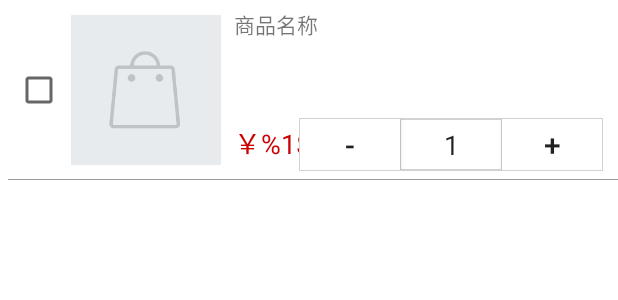
After one commit to marekchen/shop, an Android app: the layout item_cartitem_list.xml on its own in the app's theme, with its tools: preview values and no code run, on a phone screen of 412 x 824 dp. The commit adds this screen. Shown: the top 300 px of the screen. Run offline under Robolectric (Android 15) with nearby library versions, the phone set to English and light mode, and no system bars.

Commit message:
update 20170214

```diff
--- a/app/src/main/java/com/droi/shop/activity/MainActivity.java
+++ b/app/src/main/java/com/droi/shop/activity/MainActivity.java
@@ -18,6 +18,7 @@ import com.droi.sdk.selfupdate.DroiUpdateResponse;
 import com.droi.shop.fragment.ItemListFragment;
 import com.droi.shop.fragment.MainFragment;
 import com.droi.shop.fragment.MineFragment;
+import com.droi.shop.fragment.ShoppingCartFragment;
 
 public class MainActivity extends FragmentActivity {
     public static final String MAIN_TAB_INDEX = "index";
@@ -74,8 +75,8 @@ public class MainActivity extends FragmentActivity {
                 MainFragment.class, null);
         mTabHost.addTab(mTabHost.newTabSpec("itemsTab").setIndicator(getTabView(R.drawable.btn_home, R.string.activity_main_tab_home)),
                 ItemListFragment.class, null);
-        /*mTabHost.addTab(mTabHost.newTabSpec("gamesTab").setIndicator(getTabView(R.drawable.btn_shop, R.string.activity_main_tab_game)),
-                GameFragment.class, null);*/
+        mTabHost.addTab(mTabHost.newTabSpec("cartTab").setIndicator(getTabView(R.drawable.btn_home, R.string.activity_main_tab_home)),
+                ShoppingCartFragment.class, null);
         mTabHost.addTab(mTabHost.newTabSpec("mineTab").setIndicator(getTabView(R.drawable.btn_mine, R.string.activity_main_tab_mine)),
                 MineFragment.class, null);
         selectTab(getIntent().getIntExtra(MAIN_TAB_INDEX, 0));
--- a/app/src/main/java/com/droi/shop/adapter/ItemAdapter.java
+++ b/app/src/main/java/com/droi/shop/adapter/ItemAdapter.java
@@ -16,6 +16,7 @@ import com.droi.shop.model.Item;
 
 import java.util.ArrayList;
 import java.util.List;
+import java.util.concurrent.ConcurrentSkipListSet;
 
 import butterknife.BindView;
 import butterknife.ButterKnife;
--- /dev/null
+++ b/app/src/main/java/com/droi/shop/view/AmountView.java
@@ -0,0 +1,121 @@
+package com.droi.shop.view;
+
+import android.content.Context;
+import android.content.res.TypedArray;
+import android.text.Editable;
+import android.text.TextWatcher;
+import android.util.AttributeSet;
+import android.util.Log;
+import android.util.TypedValue;
+import android.view.LayoutInflater;
+import android.view.View;
+import android.widget.Button;
+import android.widget.EditText;
+import android.widget.LinearLayout;
+
+import com.droi.shop.R;
+
+/**
+ * Created by marek on 2017/2/14.
+ */
+
+public class AmountView extends LinearLayout implements View.OnClickListener, TextWatcher {
+
+    private static final String TAG = "AmountView";
+    private int amount = 1; //购买数量
+    private int lastAmount = 1;
+
+    private OnAmountChangeListener mListener;
+
+    private EditText etAmount;
+    private Button btnDecrease;
+    private Button btnIncrease;
+
+    public AmountView(Context context) {
+        this(context, null);
+    }
+
+    public AmountView(Context context, AttributeSet attrs) {
+        super(context, attrs);
+
+        LayoutInflater.from(context).inflate(R.layout.view_amount, this);
+        etAmount = (EditText) findViewById(R.id.etAmount);
+        btnDecrease = (Button) findViewById(R.id.btnDecrease);
+        btnIncrease = (Button) findViewById(R.id.btnIncrease);
+        btnDecrease.setOnClickListener(this);
+        btnIncrease.setOnClickListener(this);
+        etAmount.addTextChangedListener(this);
+
+        TypedArray obtainStyledAttributes = getContext().obtainStyledAttributes(attrs, R.styleable.AmountView);
+        int btnWidth = obtainStyledAttributes.getDimensionPixelSize(R.styleable.AmountView_btnWidth, 100);
+        int tvWidth = obtainStyledAttributes.getDimensionPixelSize(R.styleable.AmountView_tvWidth, 100);
+        int tvTextSize = obtainStyledAttributes.getDimensionPixelSize(R.styleable.AmountView_tvTextSize, 0);
+        int btnTextSize = obtainStyledAttributes.getDimensionPixelSize(R.styleable.AmountView_btnTextSize, 0);
+        obtainStyledAttributes.recycle();
+
+        LayoutParams btnParams = new LayoutParams(btnWidth, LayoutParams.MATCH_PARENT);
+        btnDecrease.setLayoutParams(btnParams);
+        btnIncrease.setLayoutParams(btnParams);
+        if (btnTextSize != 0) {
+            btnDecrease.setTextSize(TypedValue.COMPLEX_UNIT_PX, btnTextSize);
+            btnIncrease.setTextSize(TypedValue.COMPLEX_UNIT_PX, btnTextSize);
+        }
+
+        LayoutParams textParams = new LayoutParams(tvWidth, LayoutParams.MATCH_PARENT);
+        etAmount.setLayoutParams(textParams);
+        if (tvTextSize != 0) {
+            etAmount.setTextSize(tvTextSize);
+        }
+    }
+
+    public int getLastAmount() {
+        return lastAmount;
+    }
+
+    public void setOnAmountChangeListener(OnAmountChangeListener onAmountChangeListener) {
+        this.mListener = onAmountChangeListener;
+    }
+
+    @Override
+    public void onClick(View v) {
+        int i = v.getId();
+        if (i == R.id.btnDecrease) {
+            if (amount > 0) {
+                etAmount.setText((amount - 1) + "");
+            }
+        } else if (i == R.id.btnIncrease) {
+            etAmount.setText((amount + 1) + "");
+        }
+
+        etAmount.clearFocus();
+    }
+
+    @Override
+    public void beforeTextChanged(CharSequence s, int start, int count, int after) {
+
+    }
+
+    @Override
+    public void onTextChanged(CharSequence s, int start, int before, int count) {
+
+    }
+
+    @Override
+    public void afterTextChanged(Editable s) {
+        lastAmount = amount;
+        if (s.toString().isEmpty())
+            return;
+        amount = Integer.valueOf(s.toString());
+        if (mListener != null) {
+            mListener.onAmountChange(this, amount);
+        }
+    }
+
+    public interface OnAmountChangeListener {
+        void onAmountChange(View view, int amount);
+    }
+
+    public void setNum(int amount) {
+        etAmount.setText(amount + "");
+    }
+}
--- /dev/null
+++ b/app/src/main/res/drawable/bg_amount_layout.xml
@@ -0,0 +1,12 @@
+<?xml version="1.0" encoding="utf-8"?>
+<shape xmlns:android="http://schemas.android.com/apk/res/android">
+    <solid android:color="#FFFFFF" />
+    <stroke
+        android:width="1dp"
+        android:color="@color/divider" />
+    <padding
+        android:bottom="1dp"
+        android:left="1dp"
+        android:right="1dp"
+        android:top="1dp" />
+</shape>
--- /dev/null
+++ b/app/src/main/res/drawable/btn_amount.xml
@@ -0,0 +1,7 @@
+<?xml version="1.0" encoding="utf-8"?>
+<selector
+    xmlns:android="http://schemas.android.com/apk/res/android">
+    <item android:state_pressed="true" android:drawable="@color/divider" />
+    <item android:state_enabled="false" android:drawable="@color/divider" />
+    <item android:drawable="@android:color/white" />
+</selector>
--- /dev/null
+++ b/app/src/main/res/drawable/divider.xml
@@ -0,0 +1,8 @@
+<?xml version="1.0" encoding="utf-8"?>
+<shape
+    xmlns:android="http://schemas.android.com/apk/res/android"
+    android:shape="rectangle">
+    <size
+        android:width="0.5dp"/>
+    <solid android:color="@color/divider"/>
+</shape>
--- /dev/null
+++ b/app/src/main/res/layout/item_cartitem_list.xml
@@ -0,0 +1,76 @@
+<?xml version="1.0" encoding="utf-8"?>
+<RelativeLayout xmlns:android="http://schemas.android.com/apk/res/android"
+    xmlns:app="http://schemas.android.com/apk/res-auto"
+    android:layout_width="match_parent"
+    android:layout_height="120dp"
+    android:background="@drawable/touch_bg">
+
+    <CheckBox
+        android:id="@+id/checkbox"
+        android:layout_width="wrap_content"
+        android:layout_height="wrap_content"
+        android:layout_alignParentLeft="true"
+        android:layout_centerVertical="true"
+        android:layout_marginLeft="10dp" />
+
+    <ImageView
+        android:id="@+id/item_image"
+        android:layout_width="@dimen/app_icon_size"
+        android:layout_height="@dimen/app_icon_size"
+        android:layout_centerVertical="true"
+        android:layout_marginLeft="5dp"
+        android:layout_marginTop="10dp"
+        android:layout_toRightOf="@id/checkbox"
+        android:src="@mipmap/def_item" />
+
+    <TextView
+        android:id="@+id/name_text"
+        android:layout_width="match_parent"
+        android:layout_height="wrap_content"
+        android:layout_marginLeft="5dp"
+        android:layout_marginRight="10dp"
+        android:layout_marginTop="5dp"
+        android:layout_toRightOf="@id/item_image"
+        android:ellipsize="end"
+        android:maxLines="2"
+        android:paddingLeft="3.0dip"
+        android:paddingRight="3.0dip"
+        android:text="商品名称"
+        android:textSize="14sp" />
+
+    <View
+        android:id="@+id/divider"
+        android:layout_width="match_parent"
+        android:layout_height="1px"
+        android:layout_alignParentBottom="true"
+        android:layout_marginLeft="5dp"
+        android:background="@color/text_gray"
+        android:paddingLeft="3.0dip"
+        android:paddingRight="3.0dip" />
+
+    <TextView
+        android:id="@+id/price_text"
+        android:layout_width="wrap_content"
+        android:layout_height="wrap_content"
+        android:layout_above="@id/divider"
+        android:layout_marginBottom="5dp"
+        android:layout_marginLeft="5dp"
+        android:layout_toRightOf="@id/item_image"
+        android:paddingBottom="5dp"
+        android:paddingLeft="3.0dip"
+        android:paddingRight="3.0dip"
+        android:text="@string/item_price"
+        android:textColor="@android:color/holo_red_dark"
+        android:textSize="18sp" />
+
+    <com.droi.shop.view.AmountView
+        android:id="@+id/amount"
+        android:layout_width="wrap_content"
+        android:layout_height="35dp"
+        android:layout_above="@id/divider"
+        android:layout_alignParentRight="true"
+        android:layout_marginBottom="5dp"
+        android:layout_marginRight="10dp"
+        app:btnTextSize="20sp" />
+
+</RelativeLayout>
--- /dev/null
+++ b/app/src/main/res/layout/view_amount.xml
@@ -0,0 +1,40 @@
+<?xml version="1.0" encoding="utf-8"?>
+<LinearLayout xmlns:android="http://schemas.android.com/apk/res/android"
+    android:layout_width="wrap_content"
+    android:layout_height="wrap_content"
+    android:focusable="true"
+    android:divider="@drawable/divider"
+    android:background="@drawable/bg_amount_layout"
+    android:showDividers="middle"
+    android:focusableInTouchMode="true"
+    android:orientation="horizontal">
+
+    <Button
+        android:id="@+id/btnDecrease"
+        android:layout_width="0dp"
+        android:layout_height="match_parent"
+        android:layout_weight="1"
+        android:gravity="center"
+        android:background="@drawable/btn_amount"
+        android:text="-"/>
+
+    <EditText
+        android:id="@+id/etAmount"
+        android:layout_width="0dp"
+        android:layout_height="match_parent"
+        android:minWidth="60dp"
+        android:layout_weight="2"
+        android:background="@null"
+        android:inputType="number"
+        android:gravity="center"
+        android:text="1"/>
+
+    <Button
+        android:id="@+id/btnIncrease"
+        android:layout_width="0dp"
+        android:layout_height="match_parent"
+        android:layout_weight="1"
+        android:gravity="center"
+        android:background="@drawable/btn_amount"
+        android:text="+"/>
+</LinearLayout>
--- a/app/src/main/res/layout/view_detail_bottom.xml
+++ b/app/src/main/res/layout/view_detail_bottom.xml
@@ -7,6 +7,7 @@
     android:orientation="horizontal">
 
     <com.beardedhen.androidbootstrap.BootstrapButton
+        android:id="@+id/like"
         android:layout_width="wrap_content"
         android:layout_height="match_parent"
         android:layout_weight="1"
@@ -15,6 +16,7 @@
         app:fontAwesomeIcon="fa_heart" />
 
     <com.beardedhen.androidbootstrap.BootstrapButton
+        android:id="@+id/shopping_cart"
         android:layout_width="wrap_content"
         android:layout_height="match_parent"
         android:layout_weight="1"
@@ -23,6 +25,7 @@
         app:fontAwesomeIcon="fa_shopping_cart" />
 
     <com.beardedhen.androidbootstrap.BootstrapButton
+        android:id="@+id/add_cart"
         android:layout_width="wrap_content"
         android:layout_height="50dp"
         android:layout_weight="5"
@@ -31,6 +34,7 @@
         app:bootstrapSize="lg" />
 
     <com.beardedhen.androidbootstrap.BootstrapButton
+        android:id="@+id/buy"
         android:layout_width="wrap_content"
         android:layout_height="50dp"
         android:layout_weight="4"
--- a/app/src/main/res/values/colors.xml
+++ b/app/src/main/res/values/colors.xml
@@ -23,4 +23,6 @@
     <color name="white">#FFFFFF</color>
     <color name="super_light_grey">#FAFAFA</color>
 
+    <color name="divider">#ffd2d2d2</color>
+
 </resources>
--- a/app/src/main/res/values/strings.xml
+++ b/app/src/main/res/values/strings.xml
@@ -69,5 +69,7 @@
 
     <!-- item -->
     <string name="item_bottom">%1$d条评论, %2$d%%好评</string>
-    <string name="item_price">￥ %1$.2f</string>
+    <string name="item_price">￥%1$.2f</string>
+
+    <string name="total_price">合计:￥ %1$.2f</string>
 </resources>
```
Also changed, not shown: app/src/main/java/com/droi/shop/activity/DetailActivity.java (+19 -48 lines), app/src/main/java/com/droi/shop/activity/ShoppingCartActivity.java (+8 -1 lines), app/src/main/java/com/droi/shop/adapter/CartItemAdapter.java (added, +153 -0 lines), app/src/main/java/com/droi/shop/fragment/ShoppingCartFragment.java (added, +95 -0 lines), app/src/main/java/com/droi/shop/util/ShoppingCartManager.java (+42 -2 lines), app/src/main/res/layout/activity_shopping_cart.xml (+12 -1 lines), app/src/main/res/layout/fragment_shopping_cart.xml (added, +26 -0 lines), app/src/main/res/layout/view_shopping_cart_bottom.xml (added, +43 -0 lines), app/src/main/res/values/attrs.xml (+10 -0 lines).
